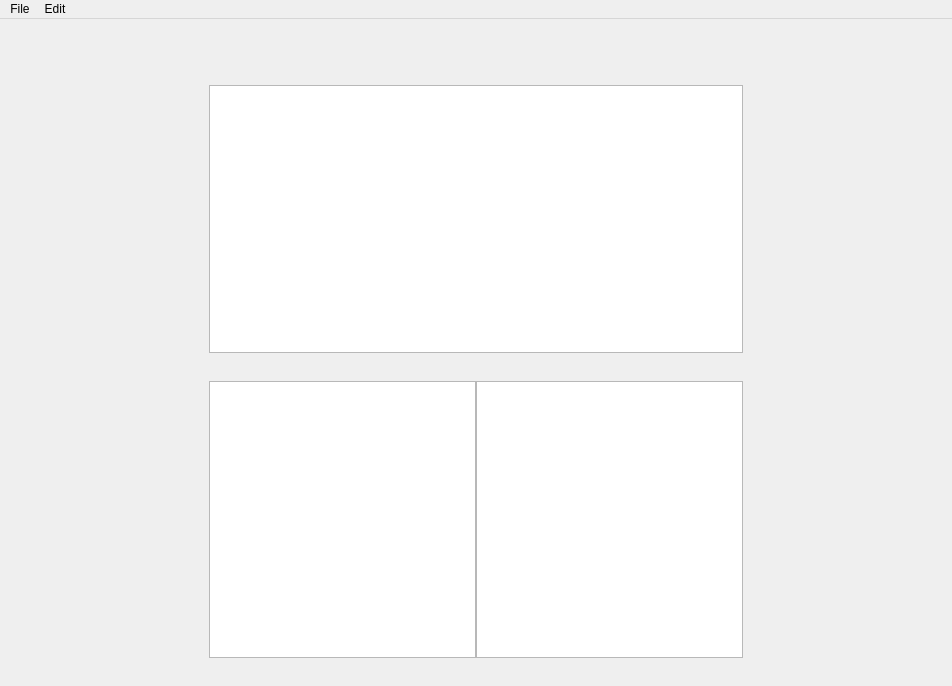
Qt form resources/interface/mainwindow.ui (broadwaylamb/Swiftee) before a commit.
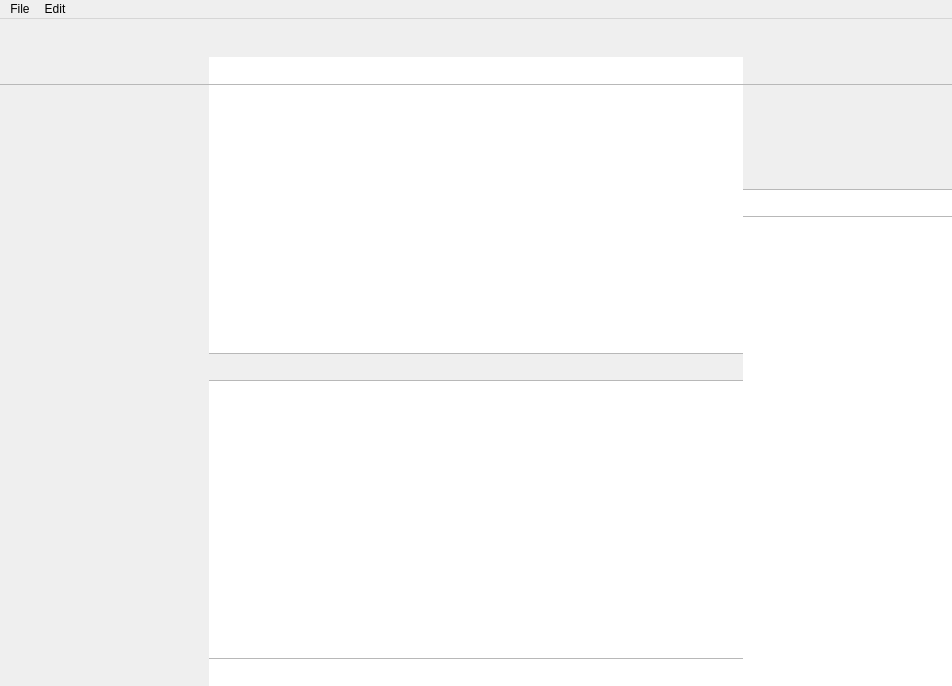
The same form after that commit. Custom widgets are drawn as their Qt base class.

Commit message: Refine the main window interface

```diff
--- a/resources/interface/mainwindow.ui
+++ b/resources/interface/mainwindow.ui
@@ -20,7 +20,7 @@
             <string>Swiftee</string>
         </property>
         <widget class="QWidget" name="centralwidget">
-            <layout class="QVBoxLayout" name="verticalLayout">
+            <layout class="QVBoxLayout" name="central_widget_layout">
                 <property name="spacing">
                     <number>0</number>
                 </property>
@@ -82,6 +82,9 @@
                                                 <height>28</height>
                                             </size>
                                         </property>
+                                        <property name="styleSheet">
+                                            <string notr="true">QToolBar { background: palette(window); border-color: palette(mid); border-width: 0px 0px 1px 0px; border-style: solid; }</string>
+                                        </property>
                                         <property name="movable">
                                             <bool>false</bool>
                                         </property>
@@ -137,6 +140,9 @@
                                                     <height>28</height>
                                                 </size>
                                             </property>
+                                            <property name="styleSheet">
+                                                <string notr="true">QToolBar { background: white; border-color: palette(mid); border-width: 0px 0px 1px 0px; border-style: solid; }</string>
+                                            </property>
                                             <property name="movable">
                                                 <bool>false</bool>
                                             </property>
@@ -149,7 +155,11 @@
                                         </widget>
                                     </item>
                                     <item>
-                                        <widget class="CodeEditView" name="code_edit_view"/>
+                                        <widget class="CodeEditView" name="code_edit_view">
+                                            <property name="styleSheet">
+                                                <string notr="true">border: none;</string>
+                                            </property>
+                                        </widget>
                                     </item>
                                 </layout>
                             </widget>
@@ -172,6 +182,9 @@
                                                     <height>28</height>
                                                 </size>
                                             </property>
+                                            <property name="styleSheet">
+                                                <string notr="true">QToolBar { background: palette(window); border-color: palette(mid); border-width: 1px 0px 1px 0px; border-style: solid; }</string>
+                                            </property>
                                             <property name="movable">
                                                 <bool>false</bool>
                                             </property>
@@ -197,7 +210,11 @@
                                                         <number>0</number>
                                                     </property>
                                                     <item>
-                                                        <widget class="QTreeView" name="variables_view"/>
+                                                        <widget class="QTreeView" name="variables_view">
+                                                            <property name="styleSheet">
+                                                                <string notr="true">border: none; selection-color: white;</string>
+                                                            </property>
+                                                        </widget>
                                                     </item>
                                                     <item>
                                                         <widget class="QToolBar" name="variables_toolbar">
@@ -213,6 +230,9 @@
                                                                     <height>28</height>
                                                                 </size>
                                                             </property>
+                                                            <property name="styleSheet">
+                                                                <string notr="true">QToolBar { background: white; border-color: palette(mid); border-width: 1px 0px 0px 0px; border-style: solid; }</string>
+                                                            </property>
                                                             <property name="movable">
                                                                 <bool>false</bool>
                                                             </property>
@@ -232,7 +252,14 @@
                                                         <number>0</number>
                                                     </property>
                                                     <item>
-                                                        <widget class="QTextEdit" name="console_view"/>
+                                                        <widget class="QTextEdit" name="console_view">
+                                                            <property name="styleSheet">
+                                                                <string notr="true">border: none;</string>
+                                                            </property>
+                                                            <property name="textInteractionFlags">
+                                                                <set>Qt::TextSelectableByKeyboard|Qt::TextSelectableByMouse</set>
+                                                            </property>
+                                                        </widget>
                                                     </item>
                                                     <item>
                                                         <widget class="QToolBar" name="console_toolbar">
@@ -248,6 +275,9 @@
                                                                     <height>28</height>
                                                                 </size>
                                                             </property>
+                                                            <property name="styleSheet">
+                                                                <string notr="true">QToolBar { background: white; border-color: palette(mid); border-width: 1px 0px 0px 0px; border-style: solid; }</string>
+                                                            </property>
                                                             <property name="movable">
                                                                 <bool>false</bool>
                                                             </property>
@@ -292,6 +322,9 @@
                                                     <height>28</height>
                                                 </size>
                                             </property>
+                                            <property name="styleSheet">
+                                                <string notr="true">QToolBar { background: palette(window); border-color: palette(mid); border-width: 0px 0px 1px 0px; border-style: solid; }</string>
+                                            </property>
                                             <property name="movable">
                                                 <bool>false</bool>
                                             </property>
@@ -331,6 +364,9 @@
                                                     <height>28</height>
                                                 </size>
                                             </property>
+                                            <property name="styleSheet">
+                                                <string notr="true">QToolBar { background: white; border-color: palette(mid); border-width: 1px 0px 1px 0px; border-style: solid; }</string>
+                                            </property>
                                             <property name="movable">
                                                 <bool>false</bool>
                                             </property>
@@ -350,7 +386,9 @@
                                                     <height>190</height>
                                                 </size>
                                             </property>
-                                            <zorder>console_view</zorder>
+                                            <property name="styleSheet">
+                                                <string notr="true">background-color: white</string>
+                                            </property>
                                         </widget>
                                     </item>
                                 </layout>
@@ -389,7 +427,6 @@
                 <addaction name="actionRedo"/>
                 <addaction name="separator"/>
                 <addaction name="actionCopy"/>
-                <addaction name="actionCopy_2"/>
             </widget>
             <addaction name="menu_file"/>
             <addaction name="menuEdit"/>
@@ -414,11 +451,6 @@
                 <string>Cut</string>
             </property>
         </action>
-        <action name="actionCopy_2">
-            <property name="text">
-                <string>Copy</string>
-            </property>
-        </action>
     </widget>
     <customwidgets>
         <customwidget>
```
Left out of the diff: 2 changed lines with no effect on the pictures. The commit also changes 3 other files.
